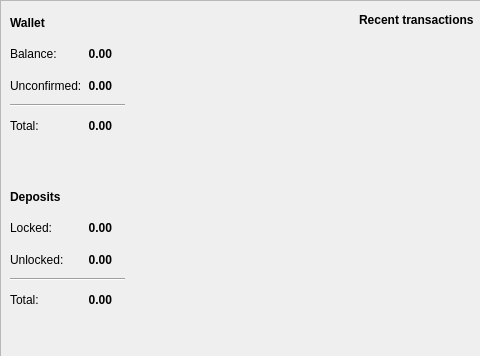
Before: the Qt Designer form src/gui/ui/overviewframe.ui in Mythicaler/digitalkabwallet, drawn with Qt 5; both pictures show x 0 to 480 and y 0 to 356 of the 866 by 590 pixel window.
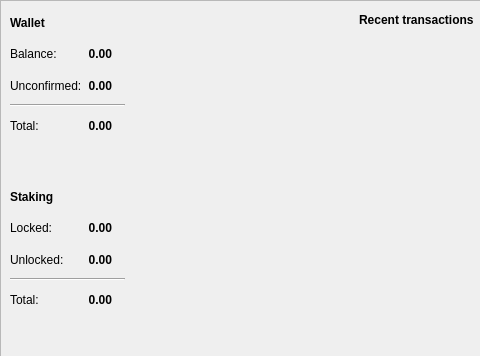
After: the same form once the commit is applied.

Commit message: Prepare wallet for staking

Patch:
```diff
--- a/src/gui/ui/overviewframe.ui
+++ b/src/gui/ui/overviewframe.ui
@@ -243,7 +243,7 @@
          </font>
         </property>
         <property name="text">
-         <string>Deposits</string>
+         <string>Staking</string>
         </property>
        </widget>
       </item>
```
The commit also changes 3 other files.
